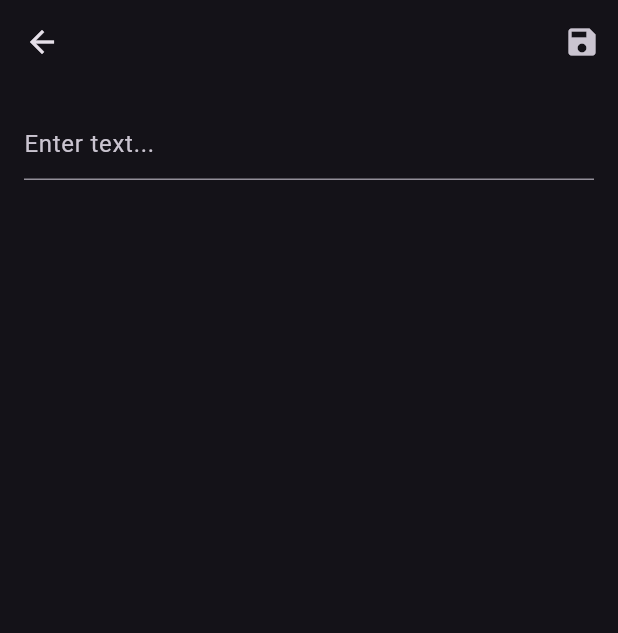
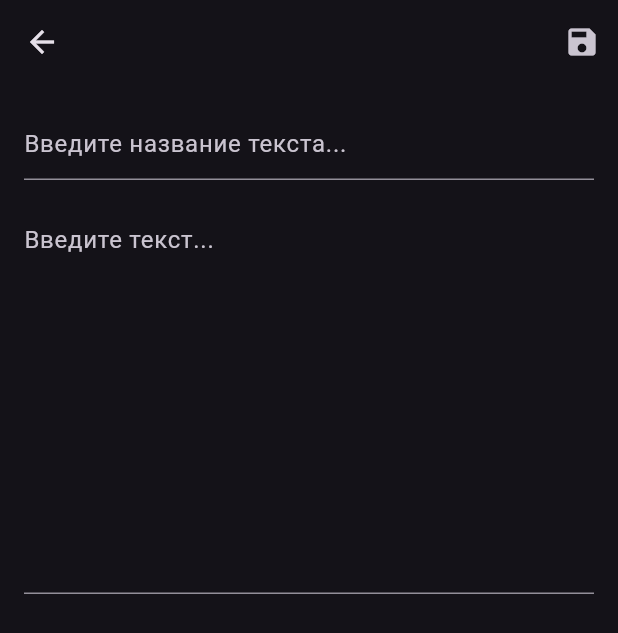
Before and after one commit to Br0kenM1nd/auto_scroll, a Flutter app: the screen it shows after launch, after a tap on the "add" icon, on a phone screen of 412 x 824 dp. Shown: the top 633 px of the screen. Run offline on Flutter 3.47's test engine with Material 2 defaults, Android fonts, the light colour scheme and no system bars; our stand-ins replace file_picker, freezed_annotation, get, get_storage.

```diff
--- a/lib/pages/add_text_page.dart
+++ /dev/null
@@ -1,29 +0,0 @@
-import 'package:flutter/material.dart';
-
-class AddTextPage extends StatelessWidget {
-  const AddTextPage({Key? key}) : super(key: key);
-
-  @override
-  Widget build(BuildContext context) {
-    return Scaffold(
-      appBar: AppBar(
-        title: Text(''),
-        actions: [
-          IconButton(
-            onPressed: () {},
-            icon: Icon(Icons.save),
-          )
-        ],
-      ),
-      body: Padding(
-        padding: const EdgeInsets.all(16),
-        child: TextField(
-          maxLines: null,
-          decoration: InputDecoration(
-            hintText: 'Enter text...',
-          ),
-        ),
-      ),
-    );
-  }
-}
--- /dev/null
+++ b/lib/pages/home/add_text/add_text_controller.dart
@@ -0,0 +1,24 @@
+import 'package:auto_scroll/entity/params.dart';
+import 'package:flutter/material.dart';
+import 'package:get/get.dart';
+
+import '../../../entity/user_text.dart';
+import '../text_controller.dart';
+
+class AddTextController extends GetxController {
+  final title = TextEditingController();
+  final body = TextEditingController();
+
+  final textController = Get.find<TextController>();
+
+  Future<void> addTextFromUserInput() async {
+    if (title.text.isEmpty || body.text.isEmpty) return;
+    textController.userTexts.add(UserText(
+      dir: title.text,
+      text: body.text.split('\n'),
+      speed: Params.speed,
+      style: Params.style,
+    ));
+    textController.saveTexts();
+  }
+}
--- /dev/null
+++ b/lib/pages/home/add_text/add_text_page.dart
@@ -0,0 +1,43 @@
+import 'package:flutter/material.dart';
+import 'package:get/get.dart';
+
+import 'add_text_controller.dart';
+
+class AddTextPage extends StatelessWidget {
+  const AddTextPage({Key? key}) : super(key: key);
+
+  @override
+  Widget build(BuildContext context) {
+    final c = Get.put(AddTextController());
+    return Scaffold(
+      appBar: AppBar(
+        actions: [
+          IconButton(
+            onPressed: c.addTextFromUserInput,
+            icon: const Icon(Icons.save),
+          ),
+        ],
+      ),
+      body: SingleChildScrollView(
+        padding: const EdgeInsets.all(16),
+        child: Column(
+          children: [
+            TextField(
+              controller: c.title,
+              maxLines: null,
+              decoration: const InputDecoration(
+                hintText: 'Введите название текста...',
+              ),
+            ),
+            const SizedBox(height: 20),
+            TextField(
+              controller: c.body,
+              maxLines: 10,
+              decoration: const InputDecoration(hintText: 'Введите текст...'),
+            ),
+          ],
+        ),
+      ),
+    );
+  }
+}
--- a/lib/pages/home/home_page.dart
+++ b/lib/pages/home/home_page.dart
@@ -1,7 +1,7 @@
 import 'package:flutter/material.dart';
 import 'package:get/get.dart';
 
-import '../add_text_page.dart';
+import 'add_text/add_text_page.dart';
 import '../text_page.dart';
 import 'text_controller.dart';
 
@@ -10,7 +10,7 @@ class HomePage extends StatelessWidget {
 
   @override
   Widget build(BuildContext context) {
-    final c = Get.put(HomeController());
+    final c = Get.put(TextController());
     return Scaffold(
       appBar: AppBar(
         actions: [
@@ -23,7 +23,7 @@ class HomePage extends StatelessWidget {
           itemBuilder: (context, index) => ListTile(
             onLongPress: () => c.removeFilePath(index),
             onTap: () => Get.to(() => TextPage(c.userTexts[index])),
-            title: Text(c.userTexts[index].title.split('/').last),
+            title: Text(c.userTexts[index].title),
           ),
         ),
       ),
--- a/lib/pages/home/text_controller.dart
+++ b/lib/pages/home/text_controller.dart
@@ -7,48 +7,49 @@ import 'package:get_storage/get_storage.dart';
 
 import '../../entity/user_text.dart';
 
-class HomeController extends GetxController {
+class TextController extends GetxController {
   final box = GetStorage();
   final userTexts = <UserText>[].obs;
 
   @override
   void onInit() {
     super.onInit();
-    _loadFilePaths();
+    _loadTexts();
   }
 
-  Future<void> _loadFilePaths() async {
-    final texts = await box.read('userTexts') as List;
-    userTexts.value = texts.map((e) => UserText.fromJson(e)).toList();
+  Future<void> _loadTexts() async {
+    final texts = await box.read('userTexts') as List?;
+    if (texts == null) return;
+    userTexts.addAll(texts.map((e) => UserText.fromJson(e)));
   }
 
-  Future<void> _saveFilePaths() async {
+  Future<void> saveTexts() async {
     await box.write('userTexts', userTexts.map((e) => e.toJson()).toList());
   }
 
-  Future<void> addFilePath(String filePath) async {
+  Future<void> addTextFromFile(String filePath) async {
     final file = File(filePath);
     final text = await file.readAsLines();
-    final title = file.path;
+    final dir = file.path;
     userTexts.add(UserText(
       text: text,
-      title: title,
+      dir: dir,
       style: Params.style,
       speed: Params.speed,
     ));
-    await _saveFilePaths();
+    saveTexts();
   }
 
   Future<void> removeFilePath(int index) async {
     userTexts.removeAt(index);
-    await _saveFilePaths();
+    await saveTexts();
   }
 
   Future<void> pickFiles() async {
     final result = await FilePicker.platform.pickFiles(allowMultiple: true);
     if (result != null) {
       for (final file in result.files) {
-        if (file.path != null) await addFilePath(file.path!);
+        if (file.path != null) await addTextFromFile(file.path!);
       }
     }
   }
--- a/lib/pages/text_page.dart
+++ b/lib/pages/text_page.dart
@@ -12,8 +12,8 @@ class TextPage extends StatelessWidget {
   @override
   Widget build(BuildContext context) {
     return Scaffold(
-      appBar: AppBar(title: const Text('Viewer')),
-      body: ScrollingText(text: userText.text, scrollSpeed: 30),
+      appBar: AppBar(title: Text(userText.title)),
+      body: ScrollingText(userText),
       floatingActionButton: const SpeedRegulator(),
     );
   }
```
Also changed, not shown: lib/entity/user_text.dart (+6 -1 lines), lib/widgets/infinity_text/infinity_text.dart (+7 -17 lines), lib/widgets/infinity_text/infinity_text_controller.dart (+37 -5 lines), lib/widgets/speed_regulator.dart (+11 -13 lines), lib/entity/user_text.freezed.dart, lib/entity/user_text.g.dart.
